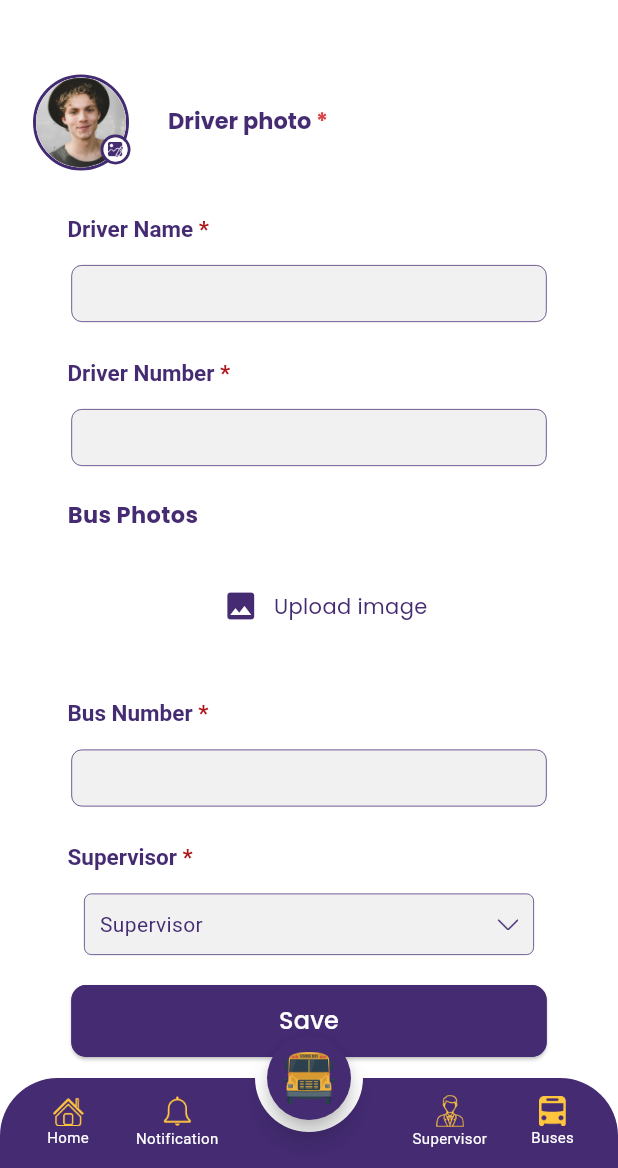
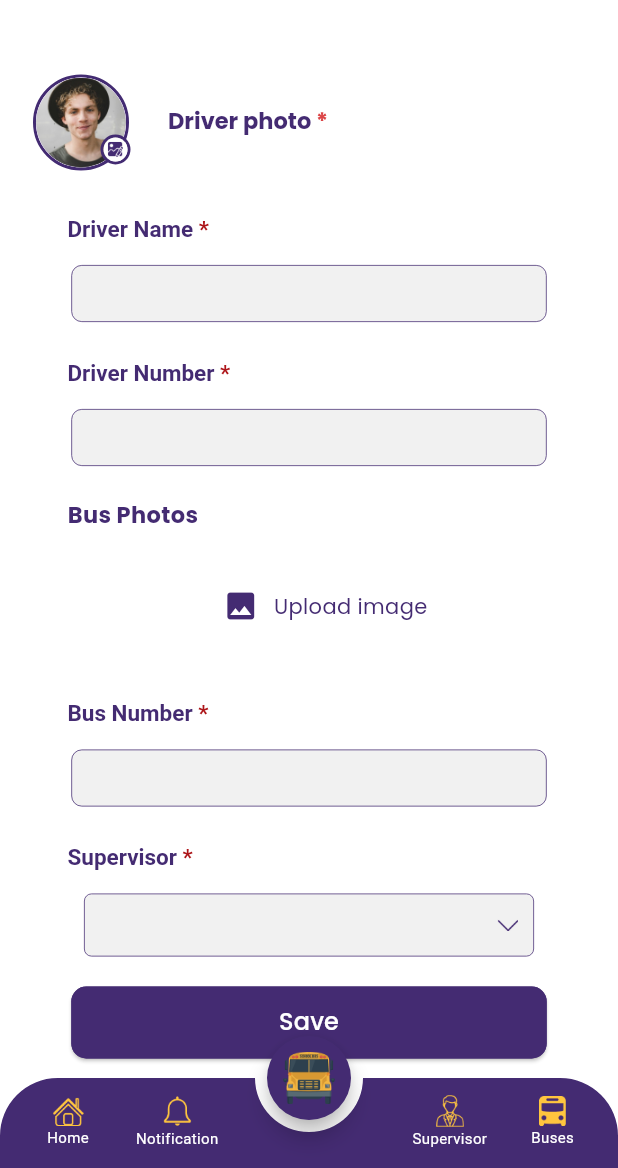
Before and after one commit to mohamedsalah918101/School-Bus, a Flutter app: the EditeBus screen opened directly with empty values, in the side drawer, after a tap on the "arrow back ios new" icon, on a phone screen of 412 x 824 dp, the part 68-1236 px from its top. Run offline on Flutter 3.47's test engine with Material 3 defaults, Android fonts, the phone set to English and light mode, and no system bars; our stand-ins replace cloud_firestore, connectivity_plus, dotted_line, firebase_auth, firebase_core, firebase_database and 18 more; missing offline and left inert: cloud_firestore_platform_interface, fdottedline_nullsafety, flutter_gif, flutter_phone_direct_caller, flutter_sound, fluttercontactpicker and 5 more; accounts and stored records are empty; network calls fail.

Commit message:
version  3/7/2024 10:17

```diff
--- a/lib/classes/dropdownCheckbox.dart
+++ b/lib/classes/dropdownCheckbox.dart
@@ -61,8 +61,8 @@ class _DropdownCheckboxState extends State<DropdownCheckbox> {
 
                     Text(selectedNames,
 
-                      style: TextStyle(color: Color(0xFFC2C2C2), fontSize: 12,
-                      fontFamily: 'Poppins-Bold',),),
+                      style: TextStyle(color: Color(0xFF442B72), fontSize: 12,
+                      fontFamily: 'Poppins-Medium',),),
                    Image.asset("assets/imgs/school/Vector (12).png",width: 14,height: 9,),
                    // Icon(Icons.arrow_drop_down),
                   ],
--- a/lib/classes/dropdownCheckboxEditeBus.dart
+++ b/lib/classes/dropdownCheckboxEditeBus.dart
@@ -39,16 +39,28 @@ class _DropdownCheckboxEditeBusState extends State<DropdownCheckboxEditeBus> {
       // Handle specific error cases here
     }
   }
+  void updateSelectedNames() {
+    setState(() {
+      if (selectedItems.isEmpty) {
+        selectedNames = "";
+      } else if (selectedItems.length == 1) {
+        selectedNames = selectedItems[0].label;
+      } else {
+        selectedNames = selectedItems.map((item) => item.label).join(', ');
+      }
+    });
+  }
   @override
   void initState() {
-    if(selectedItems.isNotEmpty){
-      if(selectedItems.length == 2){
-        selectedNames =selectedItems[0].label+ ','+selectedItems[1].label;
-      }else {
-        selectedNames = selectedItems[0].label;
-      }
-    }
+    // if(selectedItems.isNotEmpty){
+    //   if(selectedItems.length == 2){
+    //     selectedNames =selectedItems[0].label+ ','+selectedItems[1].label;
+    //   }else {
+    //     selectedNames = selectedItems[0].label;
+    //   }
+    // }
     super.initState();
+    updateSelectedNames();
   }
 
   @override
@@ -131,20 +143,20 @@ class _DropdownCheckboxEditeBusState extends State<DropdownCheckboxEditeBus> {
                                 if(selectedItems.length < 2){
                                   selectedItems.add(item); // Add to selected items list
                                   item.isChecked = value;
-                                  if(selectedItems.length == 2){
-                                    selectedNames =selectedItems[0].label+ ','+selectedItems[1].label;
-                                  }else{
-                                    selectedNames =selectedItems[0].label;
-
-                                  }
+                                  updateSelectedNames();
+                                  // if(selectedItems.length == 2){
+                                  //   selectedNames =selectedItems[0].label+ ','+selectedItems[1].label;
+                                  // }else{
+                                  //   selectedNames =selectedItems[0].label;
+                                  // }
                                 }
-
-
                               } else {
                                 //  selectedItems.remove(item);
                                 selectedItems.removeWhere((items) => items.docID == item.docID);
 
-                                deleteSupervisor(item); // Call the deleteSupervisor function
+                                deleteSupervisor(item).then((_) {
+                                  updateSelectedNames();
+                                });// Call the deleteSupervisor function
                                 item.isChecked = false;
 
                                 // Clear text field value when unselecting
@@ -152,6 +164,7 @@ class _DropdownCheckboxEditeBusState extends State<DropdownCheckboxEditeBus> {
                                 //selectedItems.remove(item); // Remove from selected items list
                                 // _supervisorController.clear();
                               }
+
                             });
                             // setState(() {
                             //   item.isChecked = value!;
--- a/lib/components/dialogs.dart
+++ b/lib/components/dialogs.dart
@@ -465,6 +465,7 @@ class Dialoge {
                         txt: 'Log out',
                         width: 120,
                         hight: 38,
+
                         onPress: () => Navigator.of(context).pushAndRemoveUntil(
                             MaterialPageRoute(
                                 builder: (context) => const LoginScreen()),
--- a/lib/components/home_drawer.dart
+++ b/lib/components/home_drawer.dart
@@ -37,6 +37,7 @@ class _MainDrawerState extends State<HomeDrawer> {
   Widget build(BuildContext context) {
     return Container(
         width: 198,
+        height: 799,
         decoration: const ShapeDecoration(
           color: Color(0xFF442B72),
           shape: RoundedRectangleBorder(
@@ -59,7 +60,7 @@ class _MainDrawerState extends State<HomeDrawer> {
                 padding: const EdgeInsets.only(top: 50),
                 alignment: Alignment.centerRight,
                 child: Padding(
-                  padding: const EdgeInsets.symmetric(horizontal: 10.0),
+                  padding: const EdgeInsets.symmetric(horizontal: 13.0),
                   child: Column(
                     mainAxisAlignment: MainAxisAlignment.start,
                     crossAxisAlignment: CrossAxisAlignment.start,
@@ -73,7 +74,8 @@ class _MainDrawerState extends State<HomeDrawer> {
                           ),
                         ),
                       ),
-                      const Spacer(),
+                     // const Spacer(),
+                      SizedBox(height:35,),
                       const Padding(
                           padding: EdgeInsets.only(
                             top: 0,
@@ -111,7 +113,7 @@ class _MainDrawerState extends State<HomeDrawer> {
                             // Get.offAll(() => const HomeScreen());
                           }),
                       const SizedBox(
-                        height: 18,
+                        height: 10,
                       ),
                       ListTile(
                           visualDensity: const VisualDensity(
@@ -149,7 +151,7 @@ class _MainDrawerState extends State<HomeDrawer> {
                             // Get.offAll(() => const HomeScreen());
                           }),
                       const SizedBox(
-                        height: 18,
+                        height: 10,
                       ),
                       ListTile(
                           visualDensity:
@@ -179,7 +181,7 @@ class _MainDrawerState extends State<HomeDrawer> {
                             //         (Route<dynamic> route) => false);
                           }),
                       const SizedBox(
-                        height: 18,
+                        height: 10,
                       ),
                       ListTile(
                           visualDensity:
@@ -221,7 +223,7 @@ class _MainDrawerState extends State<HomeDrawer> {
                             //         pageBuilder: (_, __, ___) => MainBottomNavigationBar(pageNum: 4),));
                           }),
                       const SizedBox(
-                        height: 18,
+                        height: 10,
                       ),
                       ListTile(
                           visualDensity:
@@ -251,7 +253,7 @@ class _MainDrawerState extends State<HomeDrawer> {
                             //         (Route<dynamic> route) => false);
                           }),
                       const SizedBox(
-                        height: 18,
+                        height: 10,
                       ),
                       ListTile(
                           visualDensity:
@@ -280,7 +282,7 @@ class _MainDrawerState extends State<HomeDrawer> {
                             //         (Route<dynamic> route) => false);
                           }),
                       const SizedBox(
-                        height: 18,
+                        height: 10,
                       ),
                       ListTile(
                           visualDensity:
@@ -309,7 +311,7 @@ class _MainDrawerState extends State<HomeDrawer> {
                             //         (Route<dynamic> route) => false);
                           }),
                       const SizedBox(
-                        height: 18,
+                        height: 10,
                       ),
                       ListTile(
                           visualDensity:
@@ -330,7 +332,7 @@ class _MainDrawerState extends State<HomeDrawer> {
                             ),
                           ),
                           onTap: () async {
-                            await sharedpref!.setString('id', '');
+                            // await sharedpref!.setString('id', '');
                             Dialoge.logOutDialog(context);
                             // userData.write('userIsLoggedIn', null);
                             // userData.write('language', null);
```
Also changed, not shown: lib/screens/addBus.dart (+5 -5 lines), lib/screens/editeBus.dart (+7 -7 lines).
